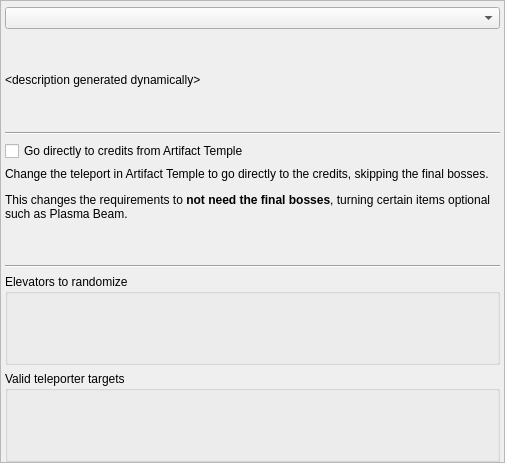
randovania/randovania, file randovania/gui/ui_files/preset_teleporters_prime1.ui: the form before one commit.
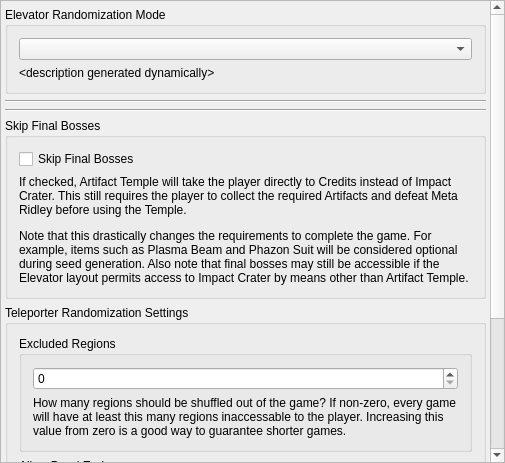
The form after the commit. Custom widgets are drawn as their Qt base class.

Diff of the .ui file:
```diff
--- a/randovania/gui/ui_files/preset_teleporters_prime1.ui
+++ b/randovania/gui/ui_files/preset_teleporters_prime1.ui
@@ -42,9 +42,9 @@
        <property name="geometry">
         <rect>
          <x>0</x>
-         <y>0</y>
-         <width>503</width>
-         <height>461</height>
+         <y>-172</y>
+         <width>489</width>
+         <height>692</height>
         </rect>
        </property>
        <layout class="QVBoxLayout" name="teleporters_layout">
@@ -61,6 +61,12 @@
          <number>0</number>
         </property>
         <item>
+         <widget class="QGroupBox" name="groupBox">
+          <property name="title">
+           <string>Elevator Randomization Mode</string>
+          </property>
+          <layout class="QVBoxLayout" name="verticalLayout_5">
+           <item>
          <widget class="ScrollProtectedComboBox" name="teleporters_combo"/>
         </item>
         <item>
@@ -76,6 +82,9 @@
           </property>
          </widget>
         </item>
+          </layout>
+         </widget>
+        </item>
         <item>
          <widget class="Line" name="teleporters_line_2">
           <property name="orientation">
@@ -84,19 +93,29 @@
          </widget>
         </item>
         <item>
+         <widget class="Line" name="teleporters_line_3">
+          <property name="orientation">
+           <enum>Qt::Horizontal</enum>
+          </property>
+         </widget>
+        </item>
+        <item>
+         <widget class="QGroupBox" name="skip_final_bosses_group">
+          <property name="title">
+           <string>Skip Final Bosses</string>
+          </property>
+          <layout class="QVBoxLayout" name="verticalLayout">
+           <item>
          <widget class="QCheckBox" name="skip_final_bosses_check">
           <property name="text">
-           <string>Go directly to credits from Artifact Temple</string>
+              <string>Skip Final Bosses</string>
           </property>
          </widget>
         </item>
         <item>
          <widget class="QLabel" name="skip_final_bosses_label">
           <property name="text">
-           <string>&lt;html&gt;&lt;head/&gt;&lt;body&gt;
-        &lt;p&gt;Change the teleport in Artifact Temple to go directly to the credits, skipping the final bosses.&lt;/p&gt;
-        &lt;p&gt;This changes the requirements to &lt;span style=&quot; font-weight:600;&quot;&gt;not need the final bosses&lt;/span&gt;,
-        turning certain items optional such as Plasma Beam.&lt;/p&gt;&lt;/body&gt;&lt;/html&gt;</string>
+              <string>&lt;html&gt;&lt;head/&gt;&lt;body&gt;&lt;p&gt;If checked, Artifact Temple will take the player directly to Credits instead of Impact Crater. This still requires the player to collect the required Artifacts and defeat Meta Ridley before using the Temple.&lt;/p&gt;&lt;p&gt;Note that this drastically changes the requirements to complete the game. For example, items such as Plasma Beam and Phazon Suit will be considered optional during seed generation. Also note that final bosses may still be accessible if the Elevator layout permits access to Impact Crater by means other than Artifact Temple.&lt;/p&gt;&lt;/body&gt;&lt;/html&gt;</string>
           </property>
           <property name="alignment">
            <set>Qt::AlignLeading|Qt::AlignLeft|Qt::AlignTop</set>
@@ -106,11 +125,92 @@
           </property>
          </widget>
         </item>
+          </layout>
+         </widget>
+        </item>
         <item>
-         <widget class="Line" name="teleporters_line_3">
-          <property name="orientation">
-           <enum>Qt::Horizontal</enum>
+         <widget class="QGroupBox" name="teleporter_settings_group">
+          <property name="title">
+           <string>Teleporter Randomization Settings</string>
           </property>
+          <layout class="QVBoxLayout" name="verticalLayout_2">
+           <item>
+            <widget class="QGroupBox" name="excluded_regions_group">
+             <property name="title">
+              <string>Excluded Regions</string>
+             </property>
+             <layout class="QVBoxLayout" name="verticalLayout_3">
+              <item>
+               <widget class="QSpinBox" name="excluded_regions_spin">
+                <property name="maximumSize">
+                 <size>
+                  <width>471</width>
+                  <height>16777215</height>
+                 </size>
+                </property>
+                <property name="wrapping">
+                 <bool>false</bool>
+                </property>
+                <property name="frame">
+                 <bool>true</bool>
+                </property>
+                <property name="buttonSymbols">
+                 <enum>QAbstractSpinBox::UpDownArrows</enum>
+                </property>
+                <property name="specialValueText">
+                 <string/>
+                </property>
+                <property name="accelerated">
+                 <bool>false</bool>
+                </property>
+                <property name="correctionMode">
+                 <enum>QAbstractSpinBox::CorrectToNearestValue</enum>
+                </property>
+                <property name="keyboardTracking">
+                 <bool>true</bool>
+                </property>
+               </widget>
+              </item>
+              <item>
+               <widget class="QLabel" name="excluded_regions_label">
+                <property name="text">
+                 <string>How many regions should be shuffled out of the game? If non-zero, every game will have at least this many regions inaccessable to the player. Increasing this value from zero is a good way to guarantee shorter games.</string>
+                </property>
+                <property name="wordWrap">
+                 <bool>true</bool>
+                </property>
+               </widget>
+              </item>
+             </layout>
+            </widget>
+           </item>
+           <item>
+            <widget class="QGroupBox" name="allow_dead_ends_group">
+             <property name="title">
+              <string>Allow Dead Ends</string>
+             </property>
+             <layout class="QVBoxLayout" name="verticalLayout_4">
+              <item>
+               <widget class="QCheckBox" name="allow_dead_ends_check">
+                <property name="text">
+                 <string>Allow Dead Ends</string>
+                </property>
+               </widget>
+              </item>
+              <item>
+               <widget class="QLabel" name="allow_dead_ends_label">
+                <property name="text">
+                 <string>&lt;html&gt;&lt;head/&gt;&lt;body&gt;&lt;p&gt;If checked, teleporters are allowed to lead to themselves regardless of Elevator Randomization Mode. These &amp;quot;Dead Ends&amp;quot; allow for odd numbers of Elevator pairs exposing more variety in how regions can be connected.&lt;/p&gt;&lt;/body&gt;&lt;/html&gt;</string>
+                </property>
+                <property name="wordWrap">
+                 <bool>true</bool>
+                </property>
+               </widget>
+              </item>
+             </layout>
+            </widget>
+           </item>
+          </layout>
          </widget>
         </item>
         <item>
```
Lines whose indentation alone changed are shown as unchanged.
